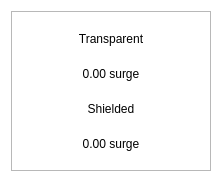
Above: src/qt/surge/forms/balancebubble.ui from HunterCanimun/surgeofficial-surge-coin before the change. Below: the same form after it.
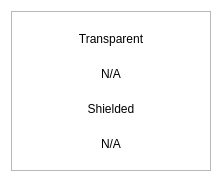
That is the form after the change.

Diff of the .ui file:
```diff
--- a/src/qt/surge/forms/balancebubble.ui
+++ b/src/qt/surge/forms/balancebubble.ui
@@ -87,7 +87,7 @@
          <string notr="true"/>
         </property>
         <property name="text">
-         <string>0.00 surge</string>
+         <string notr="true">N/A</string>
         </property>
         <property name="alignment">
          <set>Qt::AlignCenter</set>
@@ -113,7 +113,7 @@
          <string notr="true"/>
         </property>
         <property name="text">
-         <string>0.00 surge</string>
+         <string notr="true">N/A</string>
         </property>
         <property name="alignment">
          <set>Qt::AlignCenter</set>
```
Left out of the diff: 2 changed lines with no effect on the pictures.
